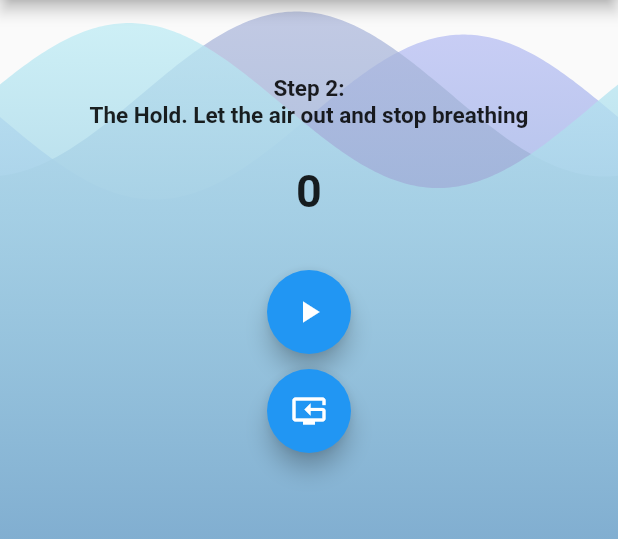
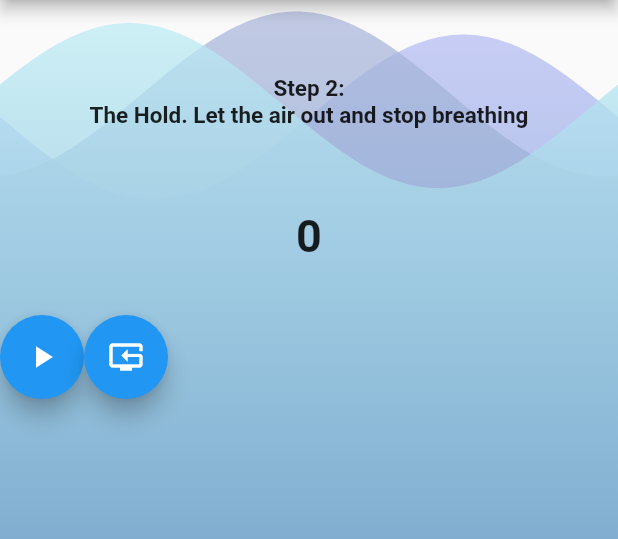
Before and after one commit to maxotto/flutter_breathe_timer, a Flutter app: the screen it shows after launch, after a tap on the "play arrow" icon, on a phone screen of 412 x 824 dp, the part 84-623 px from its top. Run offline on Flutter 3.47's test engine with Material 2 defaults, Android fonts, the phone set to English and light mode, and no system bars; drawn by our look-alikes of wave; our stand-ins replace bloc, decimal, equatable, flutter_bloc; missing offline and left inert: flutter_beep.

Commit message:
Nice geometry

```diff
--- a/lib/bloc/wh_timer_bloc.dart
+++ b/lib/bloc/wh_timer_bloc.dart
@@ -52,8 +52,7 @@ class WhTimerBloc extends Bloc<WhTimerEvent, WhTimerState> {
           Decimal.fromInt(event.duration), Decimal.parse('0'));
     }
     if (event is WhTimerMinusTicked) {
-      if (event.duration == 0)
-        FlutterBeep.playSysSound(AndroidSoundIDs.TONE_SUP_RADIO_ACK);
+      if (event.duration == 0) FlutterBeep.beep();
       yield event.duration > 0
           ? WhTimerInSecondHold(Phases.holdOnIn, Decimal.parse('0'),
               Decimal.fromInt(event.duration))
@@ -63,7 +62,7 @@ class WhTimerBloc extends Bloc<WhTimerEvent, WhTimerState> {
   }
 
   Stream<WhTimerState> _mapNextToState(WhTimerNextEvent nextEvent) async* {
-    FlutterBeep.beep();
+    FlutterBeep.playSysSound(AndroidSoundIDs.TONE_SUP_RADIO_ACK);
     print('nextEvent');
     print(nextEvent.currentState);
     // тут надо понять, где мы сейчас. В зависимости от этого оп разному назначать состояния и запускать разные счетчики.
--- a/lib/counter/view/wh_timer_view.dart
+++ b/lib/counter/view/wh_timer_view.dart
@@ -45,7 +45,7 @@ class WHTimerView extends StatelessWidget {
                   height: 50,
                 ),
                 SizedBox(
-                  height: 50,
+                  height: 80,
                   child: Text(message,
                       textAlign: TextAlign.center,
                       style: TextStyle(
@@ -96,8 +96,8 @@ class WHTimerView extends StatelessWidget {
 class Actions extends StatelessWidget {
   @override
   Widget build(BuildContext context) {
-    return Column(
-      mainAxisAlignment: MainAxisAlignment.spaceEvenly,
+    return Row(
+      mainAxisAlignment: MainAxisAlignment.start,
       children: _mapStateToActionButtons(
         whTimerBloc: BlocProvider.of<WhTimerBloc>(context),
       ),
```
Also changed, not shown: lib/generated/l10n.dart.
